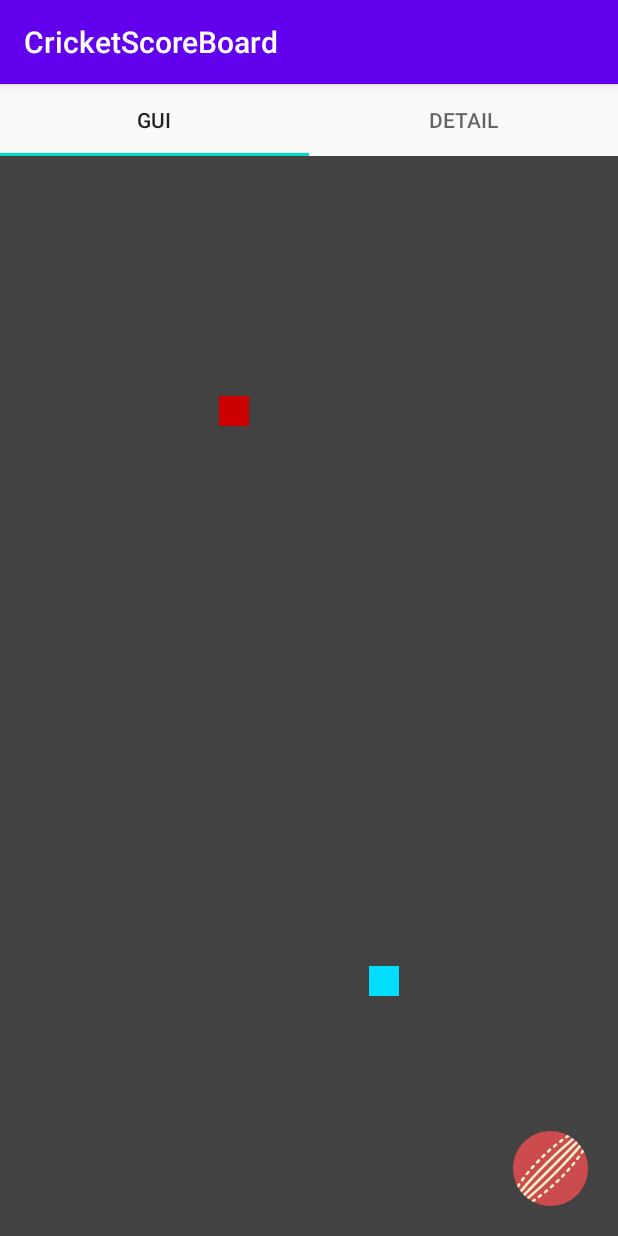
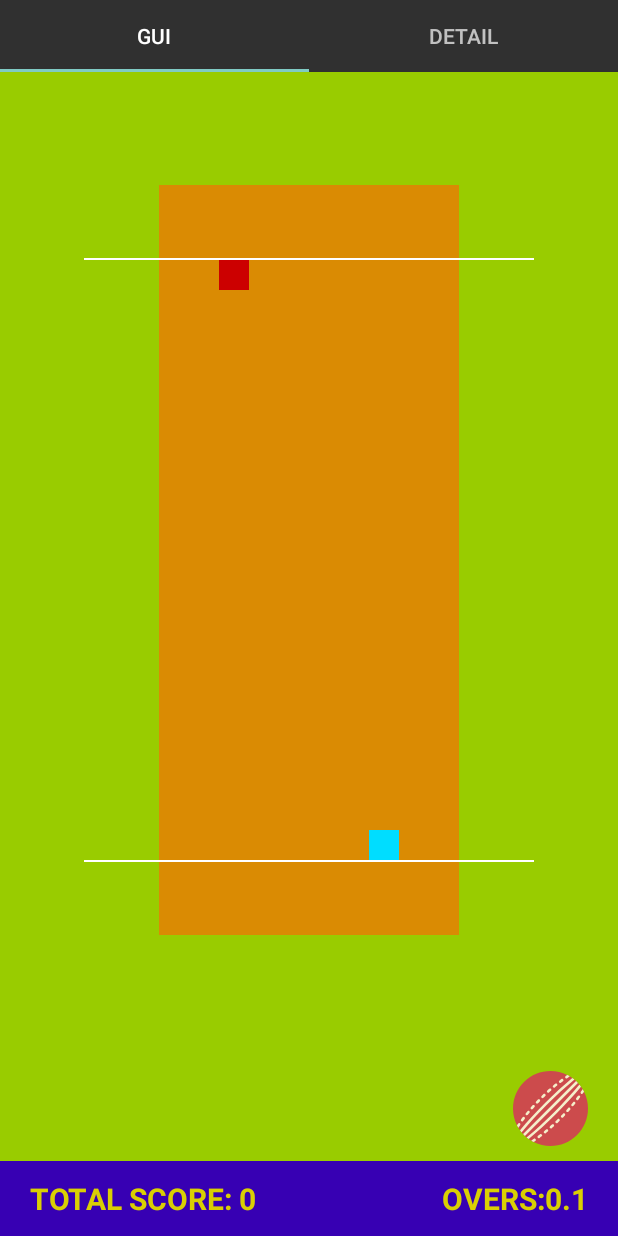
Before and after one commit to nshijen/CricketScoreBoard, an Android app: the fragment FragmentGame shown on its own in the app's theme, after a tap on an icon or button, on a phone screen of 412 x 824 dp. Run offline under Robolectric (Android 15) with nearby library versions, the phone set to English and light mode, and no system bars.

Commit message:
Ui data persistance on screen rotation and ui changes in pitch screen

```diff
--- a/app/src/main/AndroidManifest.xml
+++ b/app/src/main/AndroidManifest.xml
@@ -8,7 +8,7 @@
         android:label="@string/app_name"
         android:roundIcon="@mipmap/ic_launcher_round"
         android:supportsRtl="true"
-        android:theme="@style/AppTheme">
+        android:theme="@style/Theme.Design.NoActionBar">
         <activity android:name=".MainActivity">
             <intent-filter>
                 <action android:name="android.intent.action.MAIN" />
--- a/app/src/main/java/com/shijen/cricketscoreboard/game/FragmentGame.kt
+++ b/app/src/main/java/com/shijen/cricketscoreboard/game/FragmentGame.kt
@@ -36,10 +36,11 @@ class FragmentGame : Fragment(), View.OnClickListener {
     override fun onAttach(context: Context) {
         super.onAttach(context)
         vibrator = activity?.getSystemService(Context.VIBRATOR_SERVICE) as Vibrator;
-        viewModel = ViewModelProvider(
-            this,
-            ViewModelProvider.NewInstanceFactory()
-        ).get(GameViewModel::class.java)
+            activity?.let {
+                viewModel = ViewModelProvider(it,ViewModelProvider.NewInstanceFactory()
+                ).get(GameViewModel::class.java)
+            }
+
     }
 
     private fun initView(view: View) {
--- a/app/src/main/java/com/shijen/cricketscoreboard/game/pitch/PitchFragment.kt
+++ b/app/src/main/java/com/shijen/cricketscoreboard/game/pitch/PitchFragment.kt
@@ -6,11 +6,10 @@ import android.animation.AnimatorSet
 import android.animation.ObjectAnimator
 import android.content.Context
 import android.os.Bundle
-import android.util.Log
 import android.view.LayoutInflater
 import android.view.View
 import android.view.ViewGroup
-import androidx.core.animation.addListener
+import android.widget.TextView
 import androidx.fragment.app.Fragment
 import androidx.lifecycle.Observer
 import androidx.lifecycle.ViewModelProvider
@@ -25,16 +24,30 @@ import kotlinx.android.synthetic.main.fragment_pitch.*
  */
 class PitchFragment : Fragment() {
     lateinit var viewModel: GameViewModel
+    var player1: View? = null
+    var player2: View? = null
+    var totalScore: TextView? = null
+    var totalOvers: TextView? = null
+    lateinit var listener: AnimatorListenerAdapter
     override fun onCreateView(
         inflater: LayoutInflater, container: ViewGroup?,
         savedInstanceState: Bundle?
     ): View? {
-        return inflater.inflate(R.layout.fragment_pitch, container, false)
+        val view = inflater.inflate(R.layout.fragment_pitch, container, false)
+        initView(view)
+        return view
+    }
+
+    private fun initView(view: View?) {
+        player1 = view?.findViewById(R.id.v_player1)
+        player2 = view?.findViewById(R.id.v_player2)
+        totalScore = view?.findViewById(R.id.tv_pitch_score)
+        totalOvers = view?.findViewById(R.id.tv_pitch_overs)
     }
 
     override fun onAttach(context: Context) {
         super.onAttach(context)
-        parentFragment?.let {
+        activity?.let {
             viewModel = ViewModelProvider(
                 it, ViewModelProvider.NewInstanceFactory()
             ).get(GameViewModel::class.java)
@@ -46,29 +59,37 @@ class PitchFragment : Fragment() {
                 )
             }
         })
+        viewModel.totalUpdate.observe(this, Observer {
+            totalScore?.setText(it.first)
+            totalOvers?.setText(it.second)
+        })
     }
 
     private fun animatePlayers(runs: Int) {
         var count = runs
-        val p1_y = v_player1.y
-        val p2_y = v_player2.y
+        val p1_y = player1?.y
+        val p2_y = player2?.y
 
-        val listener:AnimatorListenerAdapter = object:AnimatorListenerAdapter(){
-            override fun onAnimationEnd(animation: Animator?) {
-                super.onAnimationEnd(animation)
-                Log.d("Shijen Anim End","v_1 y:"+v_player1.y)
-                Log.d("Shijen Anim End","v_2 y:"+v_player2.y)
-                val p1_y = v_player1.y
-                val p2_y = v_player2.y
-                count--
-                if(count!=0){
-                    runAnimation(p1_y,p2_y,this)
+        if (p1_y != null && p2_y != null) {
+            listener = object : AnimatorListenerAdapter() {
+                override fun onAnimationEnd(animation: Animator?) {
+                    super.onAnimationEnd(animation)
+                    val p1_y = player1?.y
+                    val p2_y = player2?.y
+                    count--
+                    if (p1_y != null && p2_y != null) {
+                        if (count != 0) {
+                            runAnimation(p1_y, p2_y, this)
+                        }
+                    }
                 }
             }
+            runAnimation(p1_y, p2_y, listener)
         }
-        runAnimation(p1_y,p2_y,listener)
+
 
     }
+
     fun runAnimation(
         p1_y: Float,
         p2_y: Float,
@@ -79,8 +100,8 @@ class PitchFragment : Fragment() {
         val animatorSet = AnimatorSet()
         animatorSet.addListener(listener)
         animator1 = ObjectAnimator.ofFloat(v_player1, "y", p1_y, p2_y)
-        animator2 = ObjectAnimator.ofFloat(v_player2, "y", p2_y,p1_y)
-        animatorSet.playTogether(animator1,animator2)
+        animator2 = ObjectAnimator.ofFloat(v_player2, "y", p2_y, p1_y)
+        animatorSet.playTogether(animator1, animator2)
         animatorSet.duration = 1000
         animatorSet.start()
     }
--- a/app/src/main/java/com/shijen/cricketscoreboard/game/scoreboard/FragmentScoreboard.kt
+++ b/app/src/main/java/com/shijen/cricketscoreboard/game/scoreboard/FragmentScoreboard.kt
@@ -32,7 +32,7 @@ class FragmentScoreboard : Fragment() {
 
     override fun onAttach(context: Context) {
         super.onAttach(context)
-        parentFragment?.let{
+        activity?.let{
             viewModel = ViewModelProvider(
                 it,
                 ViewModelProvider.NewInstanceFactory()
--- a/app/src/main/res/layout/fragment_game.xml
+++ b/app/src/main/res/layout/fragment_game.xml
@@ -21,7 +21,8 @@
         android:id="@+id/btn_bowl"
         android:layout_width="50dp"
         android:layout_height="50dp"
-        android:layout_margin="20dp"
+        android:layout_marginRight="20dp"
+        android:layout_marginBottom="60dp"
         android:background="@null"
         android:src="@drawable/ic_ball"
         android:scaleType="centerCrop"
--- a/app/src/main/res/layout/fragment_pitch.xml
+++ b/app/src/main/res/layout/fragment_pitch.xml
@@ -1,15 +1,39 @@
 <?xml version="1.0" encoding="utf-8"?>
-<FrameLayout xmlns:android="http://schemas.android.com/apk/res/android"
+<androidx.constraintlayout.widget.ConstraintLayout xmlns:android="http://schemas.android.com/apk/res/android"
     xmlns:tools="http://schemas.android.com/tools"
     android:layout_width="match_parent"
     android:layout_height="match_parent"
     xmlns:app="http://schemas.android.com/apk/res-auto"
-    android:background="@color/cardview_dark_background"
+    android:background="@android:color/holo_green_light"
     tools:context=".game.pitch.PitchFragment">
+    <View
+        android:id="@+id/v_runner_patch"
+        android:layout_width="200dp"
+        android:layout_height="50dp"
+        app:layout_constraintStart_toStartOf="parent"
+        app:layout_constraintEnd_toEndOf="parent"
+        android:background="@color/pitchColor"
+        app:layout_constraintBottom_toTopOf="@id/v_running_pitch"/>
+    <View
+        android:id="@+id/v_runner_crease"
+        android:layout_width="300dp"
+        android:layout_height="1dp"
+        app:layout_constraintStart_toStartOf="parent"
+        app:layout_constraintEnd_toEndOf="parent"
+        android:background="@android:color/white"
+        app:layout_constraintBottom_toTopOf="@id/v_running_pitch"/>
+
     <androidx.constraintlayout.widget.ConstraintLayout
+        android:id="@+id/v_running_pitch"
         android:layout_width="200dp"
         android:layout_height="400dp"
+        app:layout_constraintStart_toStartOf="parent"
+        app:layout_constraintEnd_toEndOf="parent"
+        android:layout_marginTop="125dp"
+        app:layout_constraintTop_toTopOf="parent"
+        android:background="@color/pitchColor"
         android:layout_gravity="center">
+
         <View
             android:id="@+id/v_player1"
             android:layout_width="20dp"
@@ -30,5 +54,52 @@
             app:layout_constraintBottom_toBottomOf="parent"
             android:background="@android:color/holo_blue_bright" />
     </androidx.constraintlayout.widget.ConstraintLayout>
+    <View
+        android:id="@+id/v_batsman_patch"
+        android:layout_width="200dp"
+        android:layout_height="50dp"
+        app:layout_constraintStart_toStartOf="parent"
+        app:layout_constraintEnd_toEndOf="parent"
+        android:background="@color/pitchColor"
+        app:layout_constraintTop_toBottomOf="@id/v_running_pitch"/>
+    <View
+        android:id="@+id/v_batsman_crease"
+        android:layout_width="300dp"
+        android:layout_height="1dp"
+        app:layout_constraintStart_toStartOf="parent"
+        app:layout_constraintEnd_toEndOf="parent"
+        android:background="@android:color/white"
+        app:layout_constraintTop_toBottomOf="@id/v_running_pitch"/>
+    <FrameLayout
+        android:layout_width="match_parent"
+        android:layout_height="50dp"
+        app:layout_constraintBottom_toBottomOf="parent"
+        android:background="@color/colorPrimaryDark">
+        <TextView
+            android:id="@+id/tv_pitch_score"
+            android:layout_width="wrap_content"
+            android:layout_height="wrap_content"
+            android:layout_gravity="center_vertical"
+            android:textColor="@color/yellow"
+            android:textStyle="bold"
+            android:textSize="20sp"
+            android:textAllCaps="true"
+            android:paddingStart="20dp"
+            android:paddingLeft="20dp"
+            tools:text="100/5"/>
+        <TextView
+            android:id="@+id/tv_pitch_overs"
+            android:layout_width="wrap_content"
+            android:layout_height="wrap_content"
+            android:layout_gravity="center_vertical|right"
+            android:textColor="@color/yellow"
+            android:textStyle="bold"
+            android:textSize="20sp"
+            android:textAllCaps="true"
+            android:paddingEnd="20dp"
+            tools:text="4.5"
+            android:paddingRight="20dp" />
+    </FrameLayout>
 
-</FrameLayout>
+
+</androidx.constraintlayout.widget.ConstraintLayout>
--- a/app/src/main/res/layout/fragment_scoreboard.xml
+++ b/app/src/main/res/layout/fragment_scoreboard.xml
@@ -3,6 +3,7 @@
     xmlns:tools="http://schemas.android.com/tools"
     android:layout_width="match_parent"
     android:layout_height="match_parent"
+    android:background="@color/cardview_dark_background"
     xmlns:app="http://schemas.android.com/apk/res-auto"
     tools:context=".game.scoreboard.FragmentScoreboard">
     <TextView
--- a/app/src/main/res/values/colors.xml
+++ b/app/src/main/res/values/colors.xml
@@ -3,4 +3,6 @@
     <color name="colorPrimary">#6200EE</color>
     <color name="colorPrimaryDark">#3700B3</color>
     <color name="colorAccent">#03DAC5</color>
+    <color name="pitchColor">#DA8B03</color>
+    <color name="yellow">#DACF03</color>
 </resources>
```
